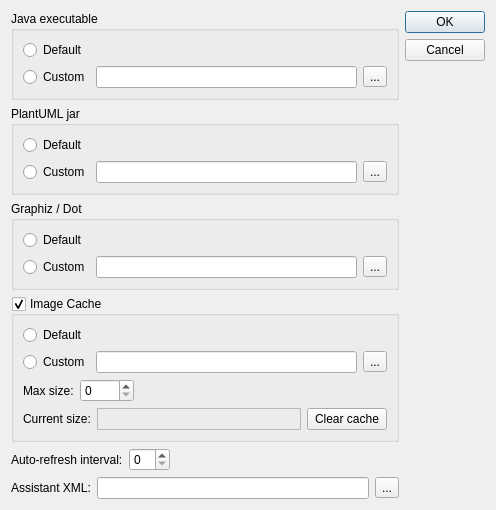
The window that preferencesdialog.ui (JoyIfBam5/plantumlqeditor) describes before a commit, drawn with Qt 5.
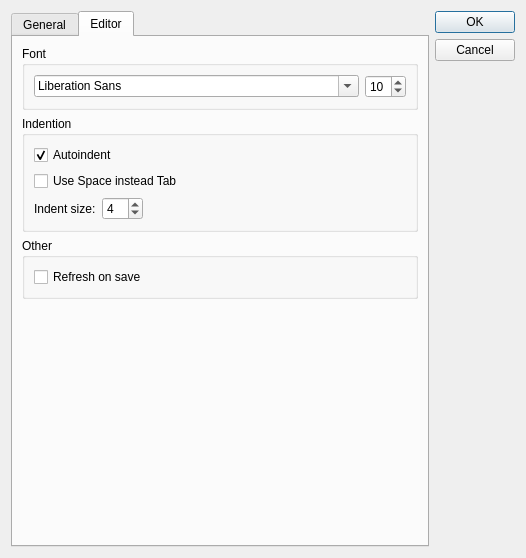
The same window after the commit. The open tabs and pages were chosen to show the change.

```diff
--- a/preferencesdialog.ui
+++ b/preferencesdialog.ui
@@ -6,8 +6,8 @@
    <rect>
     <x>0</x>
     <y>0</y>
-    <width>496</width>
-    <height>496</height>
+    <width>526</width>
+    <height>516</height>
    </rect>
   </property>
   <property name="windowTitle">
@@ -15,6 +15,16 @@
   </property>
   <layout class="QHBoxLayout" name="horizontalLayout">
    <item>
+    <widget class="QTabWidget" name="tabWidget">
+     <property name="currentIndex">
+      <number>0</number>
+     </property>
+     <widget class="QWidget" name="tab">
+      <attribute name="title">
+       <string>General</string>
+      </attribute>
+      <layout class="QVBoxLayout" name="verticalLayout_7">
+       <item>
     <layout class="QVBoxLayout" name="verticalLayout_5">
      <item>
       <widget class="QGroupBox" name="groupBox">
@@ -303,6 +313,143 @@
       </spacer>
      </item>
     </layout>
+       </item>
+      </layout>
+     </widget>
+     <widget class="QWidget" name="tab_2">
+      <attribute name="title">
+       <string>Editor</string>
+      </attribute>
+      <layout class="QVBoxLayout" name="verticalLayout_10">
+       <item>
+        <widget class="QGroupBox" name="groupBox_4">
+         <property name="title">
+          <string>Font</string>
+         </property>
+         <layout class="QHBoxLayout" name="horizontalLayout_11">
+          <item>
+           <layout class="QHBoxLayout" name="horizontalLayout_2">
+            <item>
+             <widget class="QFontComboBox" name="editorFontComboBox">
+              <property name="sizePolicy">
+               <sizepolicy hsizetype="Expanding" vsizetype="Fixed">
+                <horstretch>0</horstretch>
+                <verstretch>0</verstretch>
+               </sizepolicy>
+              </property>
+             </widget>
+            </item>
+            <item>
+             <widget class="QSpinBox" name="editorFontSizeSpinBox">
+              <property name="minimum">
+               <number>5</number>
+              </property>
+              <property name="value">
+               <number>10</number>
+              </property>
+             </widget>
+            </item>
+           </layout>
+          </item>
+         </layout>
+        </widget>
+       </item>
+       <item>
+        <widget class="QGroupBox" name="groupBox_6">
+         <property name="title">
+          <string>Indention</string>
+         </property>
+         <layout class="QVBoxLayout" name="verticalLayout_9">
+          <item>
+           <widget class="QCheckBox" name="autoIndentCheckBox">
+            <property name="text">
+             <string>Autoindent</string>
+            </property>
+            <property name="checked">
+             <bool>true</bool>
+            </property>
+           </widget>
+          </item>
+          <item>
+           <widget class="QCheckBox" name="useSpacesInsteadTabsCheckBox">
+            <property name="text">
+             <string>Use Space instead Tab</string>
+            </property>
+           </widget>
+          </item>
+          <item>
+           <layout class="QHBoxLayout" name="horizontalLayout_13">
+            <item>
+             <layout class="QHBoxLayout" name="horizontalLayout_12">
+              <item>
+               <widget class="QLabel" name="label">
+                <property name="text">
+                 <string>Indent size:</string>
+                </property>
+               </widget>
+              </item>
+              <item>
+               <widget class="QSpinBox" name="indentSizeSpinBox">
+                <property name="minimum">
+                 <number>1</number>
+                </property>
+                <property name="value">
+                 <number>4</number>
+                </property>
+               </widget>
+              </item>
+             </layout>
+            </item>
+            <item>
+             <spacer name="horizontalSpacer_2">
+              <property name="orientation">
+               <enum>Qt::Horizontal</enum>
+              </property>
+              <property name="sizeHint" stdset="0">
+               <size>
+                <width>40</width>
+                <height>20</height>
+               </size>
+              </property>
+             </spacer>
+            </item>
+           </layout>
+          </item>
+         </layout>
+        </widget>
+       </item>
+       <item>
+        <widget class="QGroupBox" name="groupBox_5">
+         <property name="title">
+          <string>Other</string>
+         </property>
+         <layout class="QVBoxLayout" name="verticalLayout_8">
+          <item>
+           <widget class="QCheckBox" name="refreshOnSaveCheckBox">
+            <property name="text">
+             <string>Refresh on save</string>
+            </property>
+           </widget>
+          </item>
+         </layout>
+        </widget>
+       </item>
+       <item>
+        <spacer name="verticalSpacer_3">
+         <property name="orientation">
+          <enum>Qt::Vertical</enum>
+         </property>
+         <property name="sizeHint" stdset="0">
+          <size>
+           <width>20</width>
+           <height>308</height>
+          </size>
+         </property>
+        </spacer>
+       </item>
+      </layout>
+     </widget>
+    </widget>
    </item>
    <item>
     <layout class="QVBoxLayout" name="verticalLayout_6">
```
Lines whose indentation alone changed are shown as unchanged.
